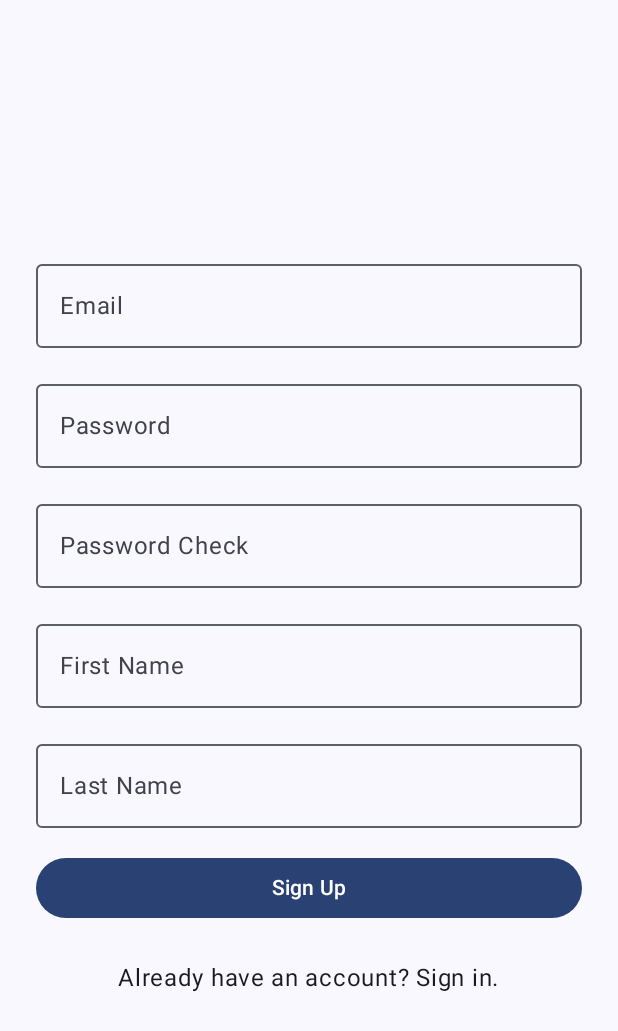
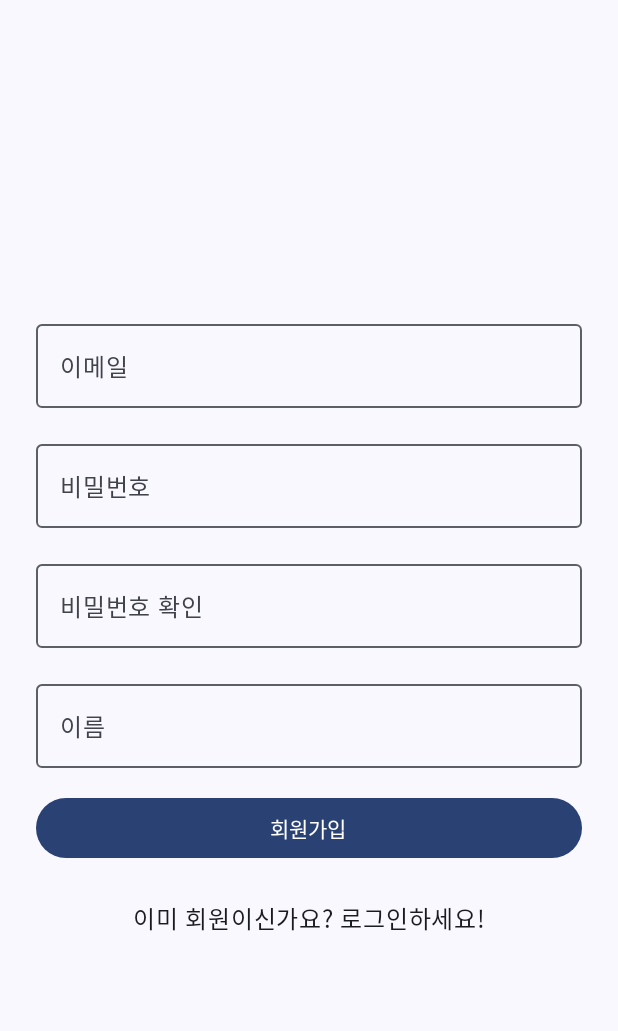
Before and after one commit to Space-Belt/Android_Firebase, an Android app built with Jetpack Compose: the screen it shows after launch (MainActivity), on a phone screen of 412 x 824 dp. Shown: the top 1031 px of the screen. Run offline under Robolectric (Android 15) with nearby library versions, the phone set to English and light mode, and no system bars; our stand-ins replace Firebase (no records; nobody signed in at launch, a user with empty details on screens opened directly), livedata-compose.

Commit message:
feat: 회원가입 성공시 로그인 화면으로 이동

```diff
--- a/app/src/main/java/com/example/androidfirebase/ui/theme/SignUpScreen.kt
+++ b/app/src/main/java/com/example/androidfirebase/ui/theme/SignUpScreen.kt
@@ -1,5 +1,6 @@
 package com.example.androidfirebase.ui.theme
 
+import android.util.Log
 import androidx.compose.foundation.clickable
 import androidx.compose.foundation.layout.Arrangement
 import androidx.compose.foundation.layout.Column
@@ -15,7 +16,9 @@ import androidx.compose.material3.OutlinedTextField
 import androidx.compose.material3.Text
 
 import androidx.compose.runtime.Composable
+import androidx.compose.runtime.LaunchedEffect
 import androidx.compose.runtime.getValue
+import androidx.compose.runtime.livedata.observeAsState
 import androidx.compose.runtime.mutableStateOf
 import androidx.compose.runtime.remember
 import androidx.compose.runtime.setValue
@@ -25,12 +28,14 @@ import androidx.compose.ui.text.input.PasswordVisualTransformation
 import androidx.compose.ui.tooling.preview.Preview
 import androidx.compose.ui.unit.dp
 import com.example.androidfirebase.AuthViewModel
+import com.example.androidfirebase.Result
 import java.util.regex.Pattern
 
 @Composable
 fun SignUpScreen(
     authViewModel: AuthViewModel,
     onNavigateToLogin: () -> Unit
+
 ){
 
     var email by remember { mutableStateOf("") }
@@ -51,6 +56,25 @@ fun SignUpScreen(
         "^(?=.*[A-Za-z])(?=.*\\d)(?=.*[!@#\$%^&*])[A-Za-z\\d!@#\$%^&*]{8,}$"
     )
 
+    val authResult by authViewModel.authResult.observeAsState()
+
+    val isSignUpSuccess = (authResult as? Result.Success<Boolean>)?.data == true
+    // 회원가입 성공 시 처리
+    LaunchedEffect(isSignUpSuccess) {
+        if (isSignUpSuccess) {
+            // 입력값 초기화
+            email = ""
+            password = ""
+            checkPassword = ""
+            firstName = ""
+            lastName = ""
+            // 로그인 화면으로 이동
+            onNavigateToLogin()
+        }
+    }
+
+
+
     Column(
         modifier = Modifier
             .fillMaxSize()
@@ -64,7 +88,7 @@ fun SignUpScreen(
                 email = it
                 isEmailValid = emailPattern.matcher(it).matches()
             },
-            label = { Text("Email") },
+            label = { Text("이메일") },
             modifier = Modifier
                 .fillMaxWidth()
                 .padding(8.dp)
@@ -83,7 +107,7 @@ fun SignUpScreen(
                 password = it
                 isPasswordValid = passwordPattern.matcher(it).matches()
             },
-            label = { Text("Password") },
+            label = { Text("비밀번호") },
             modifier = Modifier
                 .fillMaxWidth()
                 .padding(8.dp),
@@ -103,7 +127,7 @@ fun SignUpScreen(
                 checkPassword = it
                 isPasswordCheck = (password == it)
             },
-            label = { Text("Password Check") },
+            label = { Text("비밀번호 확인") },
             modifier = Modifier
                 .fillMaxWidth()
                 .padding(8.dp),
@@ -122,27 +146,27 @@ fun SignUpScreen(
         OutlinedTextField(
             value = firstName,
             onValueChange = { firstName = it },
-            label = { Text("First Name") },
+            label = { Text("이름") },
             modifier = Modifier
                 .fillMaxWidth()
                 .padding(8.dp)
         )
 
+        if (firstName.isNotBlank()) {
+            Text(
+                text = "이름을 입력해주세요.",
+                color = MaterialTheme.colorScheme.error,
+                style = MaterialTheme.typography.bodySmall,
+                modifier = Modifier.padding(start = 16.dp)
+            )
+        }
 
-        OutlinedTextField(
-            value = lastName,
-            onValueChange = { lastName = it },
-            label = { Text("Last Name") },
-            modifier = Modifier
-                .fillMaxWidth()
-                .padding(8.dp)
-        )
         Button (
             onClick = {
                 authViewModel.signUp(email, password, firstName, lastName)
-
                 email = ""
                 password = ""
+                checkPassword = ""
                 firstName = ""
                 lastName = ""
             },
@@ -150,10 +174,10 @@ fun SignUpScreen(
                 .fillMaxWidth()
                 .padding(8.dp)
         ) {
-            Text("Sign Up")
+            Text("회원가입")
         }
         Spacer(modifier = Modifier.height(16.dp))
-        Text("Already have an account? Sign in.",
+        Text("이미 회원이신가요? 로그인하세요!",
             modifier = Modifier.clickable {
                 onNavigateToLogin()
             }
```
